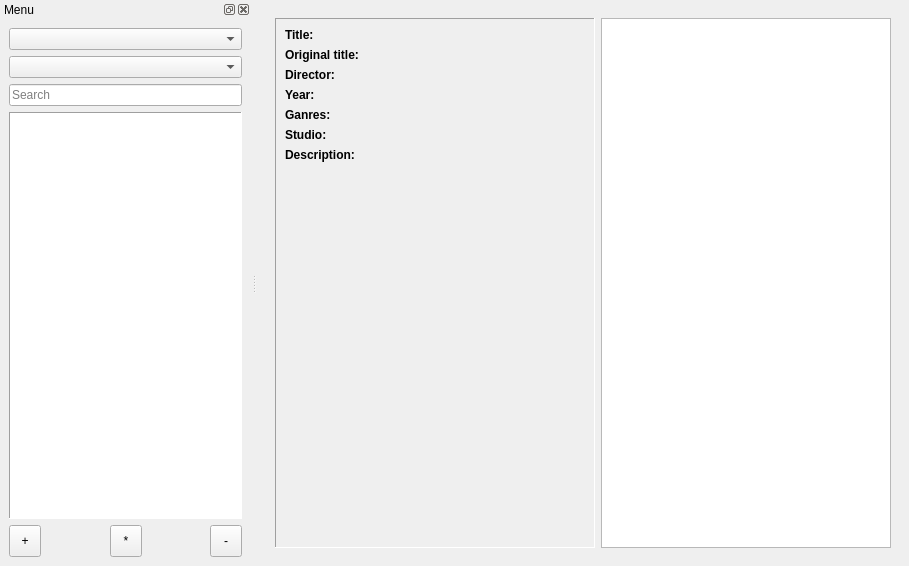
Old version of the form mainwindow.ui in the repository LibertaSoft/DatabaseAnime.
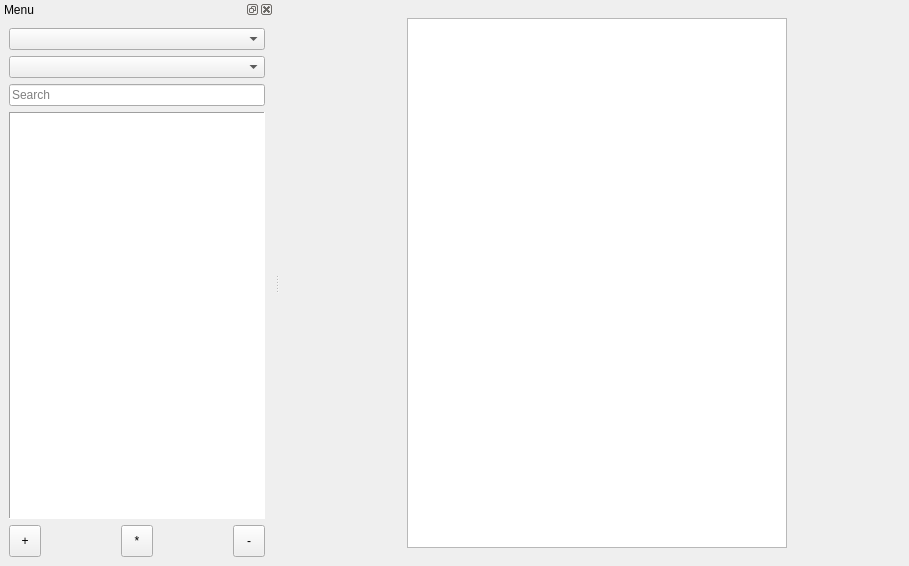
New version of the form. The open tabs and pages were chosen to show the change. Icons and pictures are not drawn. Custom widgets are drawn as their Qt base class.

Commit message: Реализован динамический вывод полей

```diff
--- a/mainwindow.ui
+++ b/mainwindow.ui
@@ -427,237 +427,12 @@
             <property name="rightMargin">
              <number>6</number>
             </property>
-            <item>
-             <widget class="QScrollArea" name="ScrollArea_AnimeProperty">
-              <property name="sizePolicy">
-               <sizepolicy hsizetype="Expanding" vsizetype="Expanding">
-                <horstretch>0</horstretch>
-                <verstretch>0</verstretch>
-               </sizepolicy>
-              </property>
-              <property name="minimumSize">
-               <size>
-                <width>320</width>
-                <height>240</height>
-               </size>
-              </property>
-              <property name="maximumSize">
-               <size>
-                <width>16777215</width>
-                <height>16777215</height>
-               </size>
-              </property>
-              <property name="frameShape">
-               <enum>QFrame::Panel</enum>
-              </property>
-              <property name="widgetResizable">
-               <bool>true</bool>
-              </property>
-              <widget class="QWidget" name="scrollAreaWidgetContents_FLay">
-               <property name="geometry">
-                <rect>
-                 <x>0</x>
-                 <y>0</y>
-                 <width>318</width>
-                 <height>238</height>
-                </rect>
-               </property>
-               <layout class="QFormLayout" name="formLayout_4">
-                <property name="fieldGrowthPolicy">
-                 <enum>QFormLayout::AllNonFixedFieldsGrow</enum>
-                </property>
-                <item row="0" column="0">
-                 <widget class="QLabel" name="Lbl_sTitle">
-                  <property name="font">
-                   <font>
-                    <weight>75</weight>
-                    <bold>true</bold>
-                   </font>
-                  </property>
-                  <property name="text">
-                   <string>Title:</string>
-                  </property>
-                 </widget>
-                </item>
-                <item row="0" column="1">
-                 <widget class="QLabel" name="Lbl_svTitle">
-                  <property name="text">
-                   <string/>
-                  </property>
-                  <property name="wordWrap">
-                   <bool>true</bool>
-                  </property>
-                 </widget>
-                </item>
-                <item row="1" column="0">
-                 <widget class="QLabel" name="Lbl_sOrigTitle">
-                  <property name="font">
-                   <font>
-                    <weight>75</weight>
-                    <bold>true</bold>
-                   </font>
-                  </property>
-                  <property name="text">
-                   <string>Original title:</string>
-                  </property>
-                 </widget>
-                </item>
-                <item row="1" column="1">
-                 <widget class="QLabel" name="Lbl_svOrigTitle">
-                  <property name="text">
-                   <string/>
-                  </property>
-                  <property name="wordWrap">
-                   <bool>true</bool>
-                  </property>
-                 </widget>
-                </item>
-                <item row="2" column="0">
-                 <widget class="QLabel" name="Lbl_sDirector">
-                  <property name="font">
-                   <font>
-                    <weight>75</weight>
-                    <bold>true</bold>
-                   </font>
-                  </property>
-                  <property name="text">
-                   <string>Director:</string>
-                  </property>
-                 </widget>
-                </item>
-                <item row="2" column="1">
-                 <widget class="QLabel" name="Lbl_svDirector">
-                  <property name="text">
-                   <string/>
-                  </property>
-                  <property name="wordWrap">
-                   <bool>true</bool>
-                  </property>
-                 </widget>
-                </item>
-                <item row="3" column="0">
-                 <widget class="QLabel" name="Lbl_sYear">
-                  <property name="font">
-                   <font>
-                    <weight>75</weight>
-                    <bold>true</bold>
-                   </font>
-                  </property>
-                  <property name="text">
-                   <string>Year:</string>
-                  </property>
-                 </widget>
-                </item>
-                <item row="3" column="1">
-                 <widget class="QLabel" name="Lbl_svYear">
-                  <property name="text">
-                   <string/>
-                  </property>
-                  <property name="wordWrap">
-                   <bool>true</bool>
-                  </property>
-                 </widget>
-                </item>
-                <item row="4" column="0">
-                 <widget class="QLabel" name="Lbl_sTags">
-                  <property name="font">
-                   <font>
-                    <weight>75</weight>
-                    <bold>true</bold>
-                   </font>
-                  </property>
-                  <property name="text">
-                   <string>Ganres:</string>
-                  </property>
-                 </widget>
-                </item>
-                <item row="4" column="1">
-                 <widget class="QLabel" name="Lbl_svTags">
-                  <property name="maximumSize">
-                   <size>
-                    <width>16777215</width>
-                    <height>16777215</height>
-                   </size>
-                  </property>
-                  <property name="text">
-                   <string/>
-                  </property>
-                  <property name="wordWrap">
-                   <bool>true</bool>
-                  </property>
-                 </widget>
-                </item>
-                <item row="5" column="0">
-                 <widget class="QLabel" name="Lbl_sStudio">
-                  <property name="font">
-                   <font>
-                    <weight>75</weight>
-                    <bold>true</bold>
-                   </font>
-                  </property>
-                  <property name="text">
-                   <string>Studio:</string>
-                  </property>
-                 </widget>
-                </item>
-                <item row="5" column="1">
-                 <widget class="QLabel" name="Lbl_svStudio">
-                  <property name="text">
-                   <string/>
-                  </property>
-                  <property name="wordWrap">
-                   <bool>true</bool>
-                  </property>
-                 </widget>
-                </item>
-                <item row="6" column="0">
-                 <widget class="QLabel" name="Lbl_sAnimeDescr">
-                  <property name="font">
-                   <font>
-                    <weight>75</weight>
-                    <bold>true</bold>
-                   </font>
-                  </property>
-                  <property name="text">
-                   <string>Description:</string>
-                  </property>
-                 </widget>
-                </item>
-                <item row="7" column="0" colspan="2">
-                 <widget class="QLabel" name="Lbl_VAnimeDescr">
-                  <property name="sizePolicy">
-                   <sizepolicy hsizetype="Preferred" vsizetype="Expanding">
-                    <horstretch>0</horstretch>
-                    <verstretch>0</verstretch>
-                   </sizepolicy>
-                  </property>
-                  <property name="maximumSize">
-                   <size>
-                    <width>16777215</width>
-                    <height>16777215</height>
-                   </size>
-                  </property>
-                  <property name="text">
-                   <string notr="true"/>
-                  </property>
-                  <property name="alignment">
-                   <set>Qt::AlignLeading|Qt::AlignLeft|Qt::AlignTop</set>
-                  </property>
-                  <property name="wordWrap">
-                   <bool>true</bool>
-                  </property>
-                 </widget>
-                </item>
-               </layout>
-              </widget>
-             </widget>
-            </item>
            </layout>
           </item>
           <item>
            <widget class="StackWgt_MouseHideOver" name="StackWgt_CoverOrDir">
             <property name="sizePolicy">
-             <sizepolicy hsizetype="Expanding" vsizetype="Expanding">
+             <sizepolicy hsizetype="Fixed" vsizetype="Expanding">
               <horstretch>0</horstretch>
               <verstretch>0</verstretch>
              </sizepolicy>
@@ -761,6 +536,12 @@
               </property>
               <item>
                <widget class="QTreeView" name="TreeView_Dir">
+                <property name="sizePolicy">
+                 <sizepolicy hsizetype="Preferred" vsizetype="Expanding">
+                  <horstretch>0</horstretch>
+                  <verstretch>0</verstretch>
+                 </sizepolicy>
+                </property>
                 <property name="headerHidden">
                  <bool>true</bool>
                 </property>
```
Left out of the diff: 14 changed lines with no effect on the pictures. The commit also changes 2 other files.
